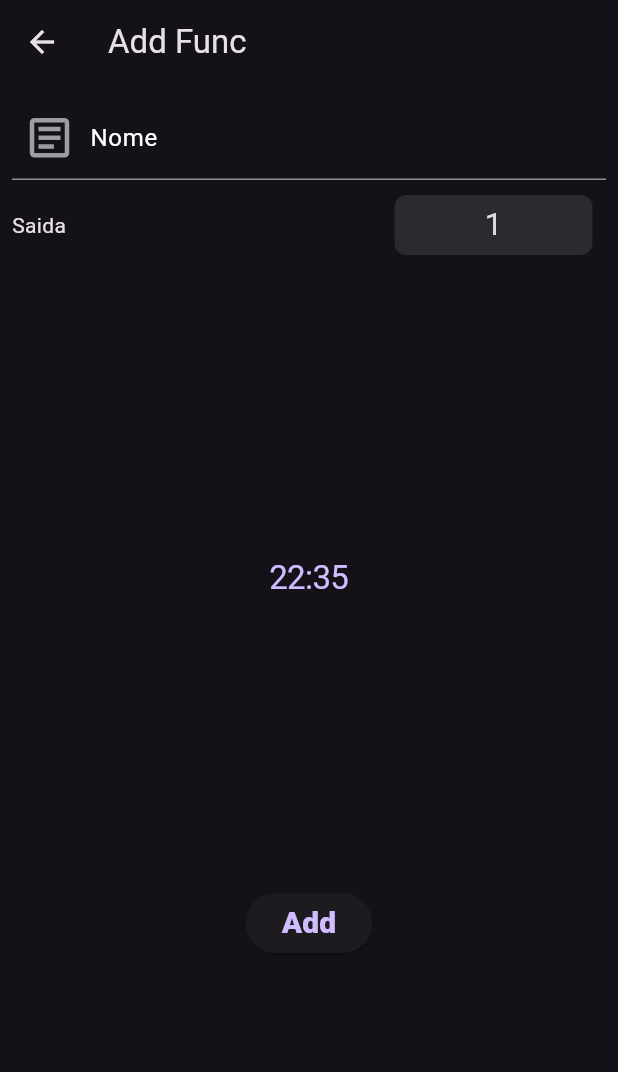
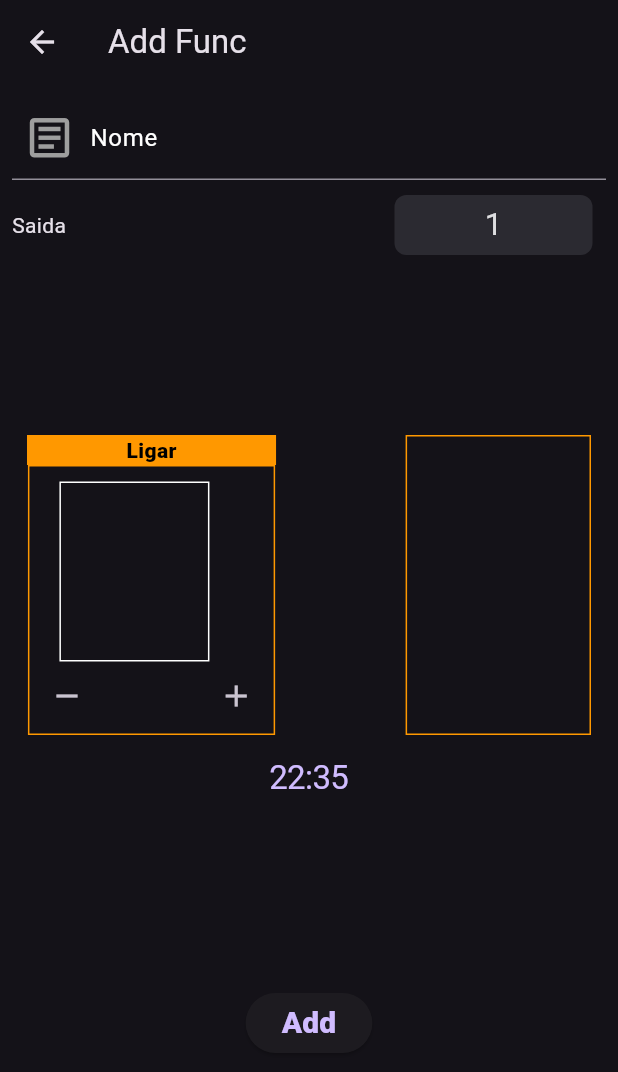
Before and after one commit to Alejandro-diego/aline, a Flutter app: the AddDFunc screen opened directly, on a phone screen of 412 x 824 dp. Shown: the top 1072 px of the screen. Run offline on Flutter 3.47's test engine with Material 3 defaults, Android fonts, the phone set to English and light mode, and no system bars; our stand-ins replace animated_splash_screen, brasil_fields, firebase_auth, firebase_core, firebase_database, google_fonts and 3 more; missing offline and left inert: outlined_text; accounts and stored records are empty.

Commit message:
my first

```diff
--- a/lib/screen/add_func.dart
+++ b/lib/screen/add_func.dart
@@ -21,6 +21,8 @@ class AddDFunc extends StatefulWidget {
 }
 
 class _AddDFuncState extends State<AddDFunc> {
+  final List<DateTime> _horaDeInicio = [];
+
   DateTime time = DateTime(2024, 5, 10, 22, 35);
 
   bool isRGBOn = false;
@@ -71,6 +73,8 @@ class _AddDFuncState extends State<AddDFunc> {
 
   @override
   Widget build(BuildContext context) {
+    final size = MediaQuery.of(context).size;
+
     return Scaffold(
       appBar: AppBar(
         title: const Text('Add Func'),
@@ -170,6 +174,105 @@ class _AddDFuncState extends State<AddDFunc> {
                 ],
               ),
               const Spacer(),
+              Row(
+                children: [
+                  Padding(
+                    padding: const EdgeInsets.symmetric(horizontal: 10),
+                    child: Column(
+                      children: [
+                        Container(
+                          width: size.width * .403,
+                          height: 20,
+                          decoration: const BoxDecoration(color: Colors.orange),
+                          child: const Center(
+                            child: Text(
+                              'Ligar',
+                              style: TextStyle(color: Colors.black,fontWeight: FontWeight.w900),
+                            ),
+                          ),
+                        ),
+                        Container(
+                          width: size.width * .4,
+                          height: 180,
+                          decoration: BoxDecoration(
+                            border:
+                                Border.all(width: 1.0, color: Colors.orange),
+                          ),
+                          child: Stack(
+                            children: [
+                              Positioned(
+                                bottom: 1,
+                                right: 1,
+                                child: IconButton(
+                                  icon: const Icon(Icons.add),
+                                  onPressed: () {
+                                    _showDialog(
+                                      CupertinoDatePicker(
+                                        initialDateTime: time,
+                                        mode: CupertinoDatePickerMode.time,
+                                        use24hFormat: true,
+                                        // This is called when the user changes the time.
+                                        onDateTimeChanged: (DateTime newTime) {
+                                          setState(() => time = newTime);
+                                        },
+                                      ),
+                                    );
+                                  },
+                                ),
+                              ),
+                              Positioned(
+                                bottom: 1,
+                                left: 1,
+                                child: IconButton(
+                                  icon: const Icon(Icons.remove),
+                                  onPressed: () {},
+                                ),
+                              ),
+                              Positioned(
+                                left: 20,
+                                top: 10,
+                                child: Container(
+                                  width: 100,
+                                  height: 120,
+                                  decoration: BoxDecoration(
+                                      border: Border.all(color: Colors.white)),
+                                  child: ListView.builder(
+                                      itemCount: _horaDeInicio.length,
+                                      itemBuilder: (context, index) {
+                                        return TextButton(
+                                          style: TextButton.styleFrom(padding: EdgeInsets.zero),
+                                          onPressed: () {},
+                                          onLongPress: () {
+                                            setState(() {
+                                                _horaDeInicio
+                                                .remove(_horaDeInicio[index]);
+
+                                            });
+
+                                          },
+                                          child: Text( '${_horaDeInicio[index].hour}:${_horaDeInicio[index].minute}',),
+                                        );
+                                      }),
+                                ),
+                              ),
+                            ],
+                          ),
+                        ),
+                      ],
+                    ),
+                  ),
+                  const Spacer(),
+                  Padding(
+                    padding: const EdgeInsets.symmetric(horizontal: 10),
+                    child: Container(
+                      width: size.width * .3,
+                      height: 200,
+                      decoration: BoxDecoration(
+                          border: Border.all(width: 1.0, color: Colors.orange)),
+                    ),
+                  )
+                ],
+              ),
               CupertinoButton(
                 // Display a CupertinoDatePicker in time picker mode.
                 onPressed: () => _showDialog(
@@ -179,7 +282,8 @@ class _AddDFuncState extends State<AddDFunc> {
                     use24hFormat: true,
                     // This is called when the user changes the time.
                     onDateTimeChanged: (DateTime newTime) {
-                      setState(() => time = newTime);
+                     time = newTime;
+                     // _horaDeInicio.add(newTime);
                     },
                   ),
                 ),
@@ -273,7 +377,16 @@ class _AddDFuncState extends State<AddDFunc> {
   void _showDialog(Widget child) {
     showCupertinoModalPopup<void>(
       context: context,
-      builder: (BuildContext context) => Container(
+      builder: (BuildContext context) => GestureDetector(
+        onTap: () {
+          setState(() {
+            _horaDeInicio.add(time);
+          });
+
+
+          Navigator.of(context).pop();
+        },
+        child: Container(
           height: 216,
           padding: const EdgeInsets.only(top: 6.0),
           // The Bottom margin is provided to align the popup above the system
@@ -289,6 +402,7 @@ class _AddDFuncState extends State<AddDFunc> {
             child: child,
           ),
         ),
+      ),
     );
   }
 }
```
Lines whose indentation alone changed are shown as unchanged.
